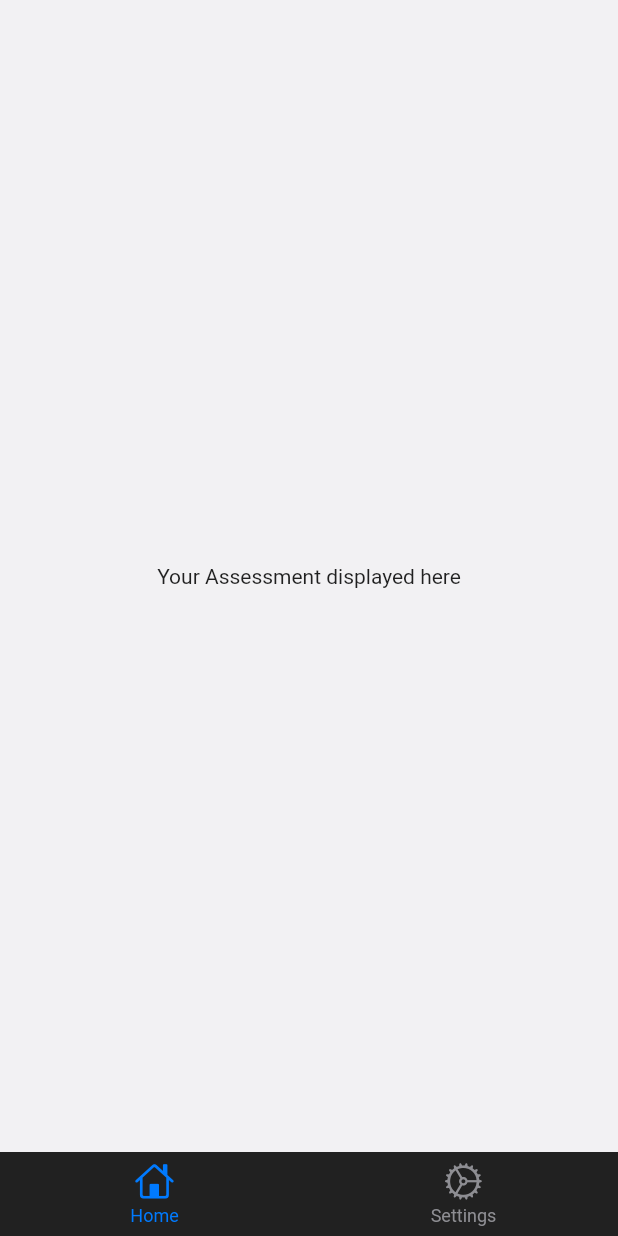
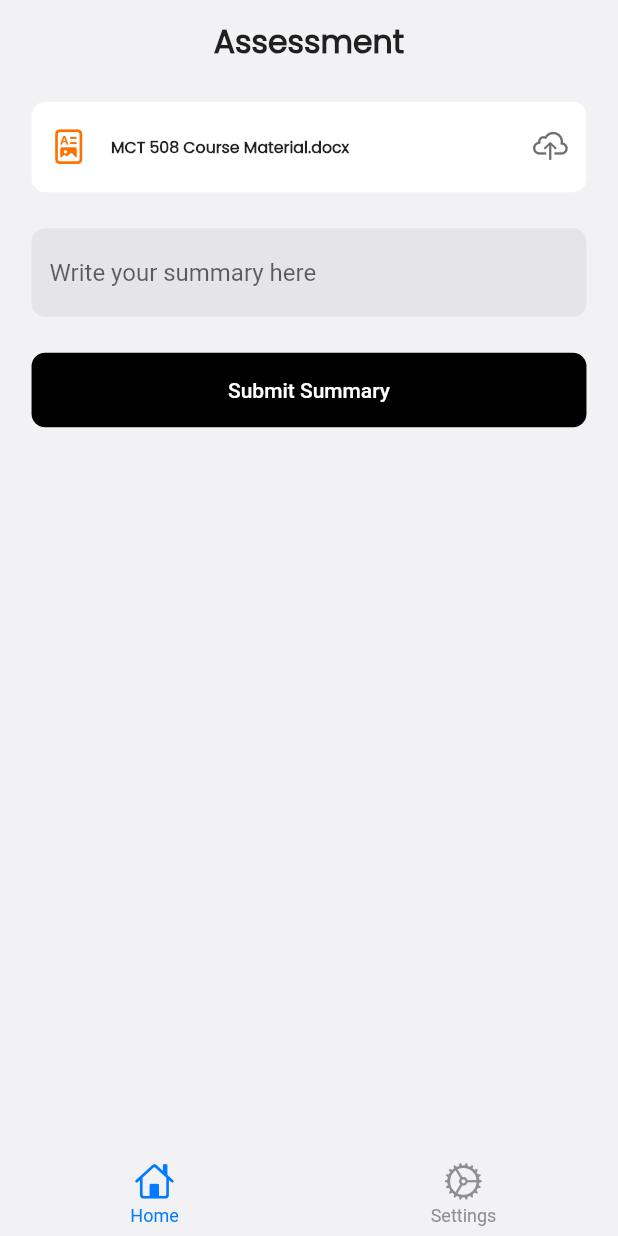
Before and after one commit to Leo-Chan01/student_assess, a Flutter app: the screen it shows after launch, on a phone screen of 412 x 824 dp. Run offline on Flutter 3.47's test engine with Material 3 defaults, Android fonts, the phone set to English and light mode, and no system bars; drawn by our look-alikes of persistent_bottom_nav_bar; our stand-ins replace flutter_screenutil, flutter_svg, go_router.

Commit message:
finish basic assessment ui introduce file picker provider

```diff
--- /dev/null
+++ b/lib/view_model/providers/file_picker_provider.dart
@@ -0,0 +1,5 @@
+import 'package:flutter/material.dart';
+
+class FilePickerProvider extends ChangeNotifier {
+  // AssetEntity? _selectedAsset;
+}
--- a/lib/views/mainscreen.dart
+++ b/lib/views/mainscreen.dart
@@ -2,6 +2,7 @@ import 'package:flutter/cupertino.dart';
 import 'package:flutter/material.dart';
 import 'package:persistent_bottom_nav_bar/persistent_bottom_nav_bar.dart';
 import 'package:student_assess/view_model/utils/config/routes.dart';
+import 'package:student_assess/view_model/utils/config/theme.dart';
 import 'package:student_assess/views/student_assess_page.dart';
 import 'package:student_assess/views/student_profile_page.dart';
 
@@ -21,18 +22,16 @@ class Mainscreen extends StatelessWidget {
       handleAndroidBackButtonPress: true,
       resizeToAvoidBottomInset: true, stateManagement: true,
       hideNavigationBarWhenKeyboardAppears: true,
-      // popBehaviorOnSelectedNavBarItemPress: PopActionScreensType.all,
+      popBehaviorOnSelectedNavBarItemPress: PopBehavior.all,
       padding: const EdgeInsets.only(top: 8),
-      backgroundColor: Colors.grey.shade900,
+      backgroundColor: AppTheme.instance.lightTheme.scaffoldBackgroundColor,
       isVisible: true,
       animationSettings: const NavBarAnimationSettings(
         navBarItemAnimation: ItemAnimationSettings(
-          // Navigation Bar's items animation properties.
           duration: Duration(milliseconds: 400),
           curve: Curves.ease,
         ),
         screenTransitionAnimation: ScreenTransitionAnimationSettings(
-          // Screen transition animation on change of selected tab.
           animateTabTransition: true,
           duration: Duration(milliseconds: 200),
           screenTransitionAnimationType: ScreenTransitionAnimationType.fadeIn,
--- a/lib/views/student_assess_page.dart
+++ b/lib/views/student_assess_page.dart
@@ -1,11 +1,111 @@
+import 'package:flutter/cupertino.dart';
 import 'package:flutter/material.dart';
+import 'package:flutter_screenutil/flutter_screenutil.dart';
+import 'package:student_assess/view_model/utils/config/color.dart';
+import 'package:student_assess/view_model/utils/extension/num_extension.dart';
 
 class StudentAssessPage extends StatelessWidget {
   const StudentAssessPage({super.key});
 
   @override
   Widget build(BuildContext context) {
-    return const Scaffold(
-        body: Center(child: Text("Your Assessment displayed here")));
+    return Scaffold(
+        body: SafeArea(
+      child: Center(
+          child: Padding(
+        padding: EdgeInsets.symmetric(vertical: 16.sp, horizontal: 28.sp),
+        child: Column(
+          children: [
+            Text(
+              "Assessment",
+              style: 28.w700,
+            ),
+            SizedBox(height: 32.h),
+            Container(
+              height: 80.h,
+              width: double.infinity,
+              decoration: BoxDecoration(
+                  color: AppColor.white,
+                  borderRadius: BorderRadius.circular(12.r)),
+              child: Center(
+                  child: Padding(
+                padding: EdgeInsets.symmetric(horizontal: 16.sp),
+                child: InkWell(
+                  onTap: () {
+                    showBottomSheet(
+                        context: context,
+                        builder: (context) {
+                          return const Row(
+                            children: [Text("PDF File"), Text("Image")],
+                          );
+                        });
+                  },
+                  child: Row(
+                    children: [
+                      Icon(
+                        CupertinoIcons.doc_richtext,
+                        color: AppColor.orange,
+                        size: 34.sp,
+                      ),
+                      SizedBox(width: 16.w),
+                      Text(
+                        "MCT 508 Course Material.docx",
+                        style: 14.w600,
+                      ),
+                      const Spacer(),
+                      Icon(CupertinoIcons.cloud_upload, color: AppColor.grey)
+                    ],
+                  ),
+                ),
+              )),
+            ),
+            SizedBox(height: 32.h),
+            TextFormField(
+              decoration: InputDecoration(
+                  hintText: "Write your summary here",
+                  fillColor: AppColor.grey.withOpacity(0.1),
+                  filled: true,
+                  border: OutlineInputBorder(
+                      borderSide: BorderSide.none,
+                      borderRadius: BorderRadius.circular(12.r))),
+              keyboardType: TextInputType.multiline,
+              minLines: 1,
+              maxLines: null,
+              expands: false,
+            ),
+            SizedBox(height: 32.h),
+            SizedBox(
+              width: double.infinity,
+              height: 66.h,
+              child: MaterialButton(
+                onPressed: () {},
+                color: AppColor.black,
+                elevation: 0,
+                shape: RoundedRectangleBorder(
+                    borderRadius: BorderRadius.circular(12.sp)),
+                textColor: AppColor.white,
+                child: const Text("Submit Summary"),
+              ),
+            )
+          ],
+        ),
+      )),
+    ));
   }
+
+  //   Future<void> _pickFile() async {
+  //   List<AssetEntity>? resultList = await AssetPicker.pickAssets(
+  //     context,
+  //     pickerConfig: AssetPickerConfig(
+  //       maxAssets: 1,
+  //       requestType: RequestType.all, // Allows picking images, videos, and files
+  //     ),
+  //   );
+  //   if (resultList != null && resultList.isNotEmpty) {
+  //     setState(() {
+  //       _selectedAsset = resultList.first;
+  //     });
+  //     _extractTextFromFile(_selectedAsset!);
+  //   }
+  // }
 }
--- a/pubspec.yaml
+++ b/pubspec.yaml
@@ -11,13 +11,16 @@ environment:
 dependencies:
   cupertino_icons: ^1.0.8
   dio: ^5.7.0
+  file_picker: ^8.1.2
   flutter:
     sdk: flutter
   flutter_screenutil: ^5.9.3
   flutter_svg: ^2.0.10+1
   go_router: ^14.2.7
   google_fonts: ^6.2.1
+  modal_bottom_sheet: ^3.0.0
   persistent_bottom_nav_bar: ^6.2.1
+  wechat_assets_picker: ^9.2.1
 
 dev_dependencies:
   flutter_lints: ^4.0.0
```
